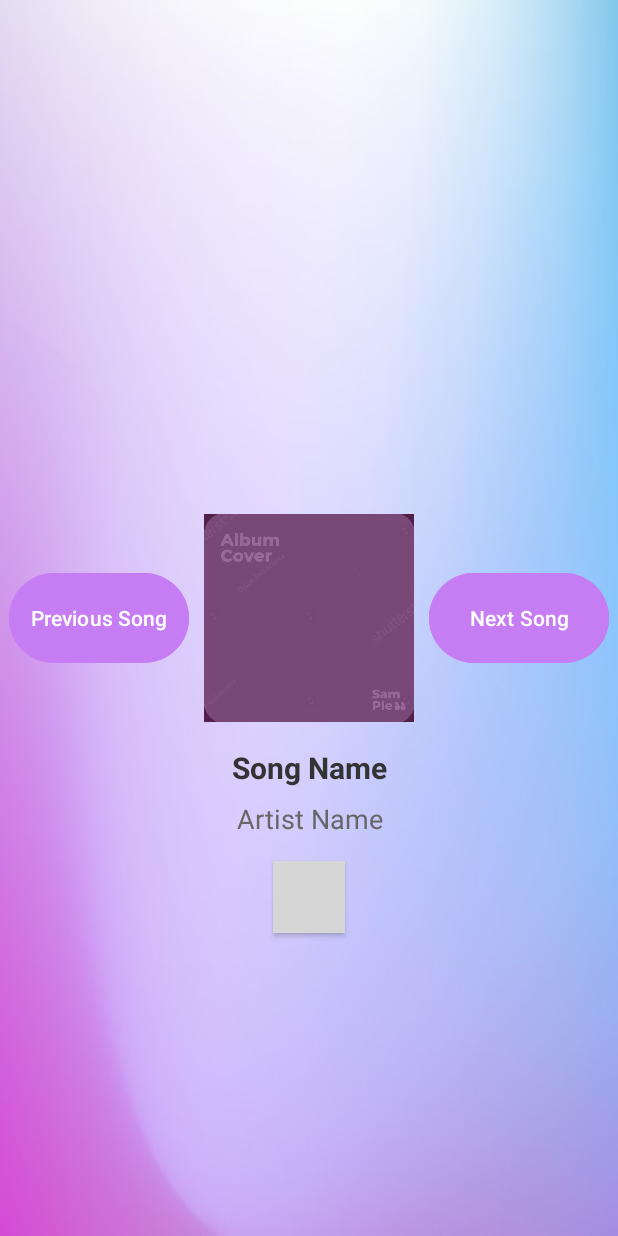
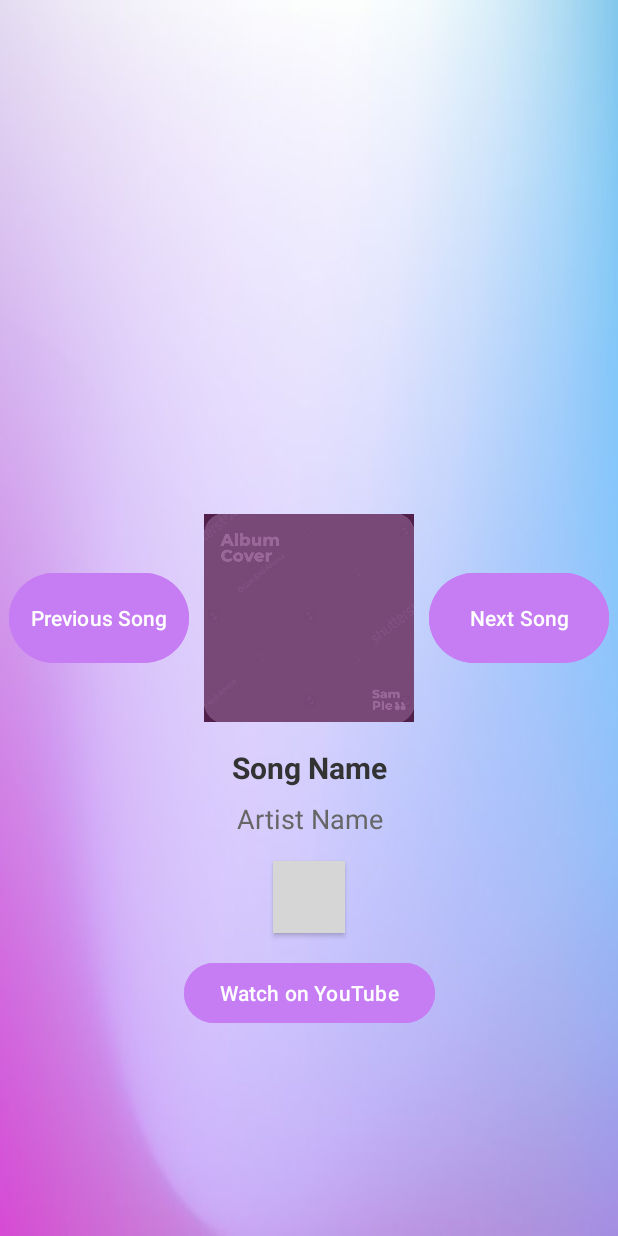
Before and after one commit to Evelyne03/SoundScape, an Android app: the RelatedSongsActivity screen opened directly, with no data from a screen before it, on a phone screen of 412 x 824 dp. Run offline under Robolectric (Android 15) with nearby library versions, the phone set to English and light mode, and no system bars; 1 statement that could not run was skipped.

Commit message:
Implemented Youtube functionality

```diff
--- a/app/src/main/java/com/example/soundscape/Recommendation.kt
+++ b/app/src/main/java/com/example/soundscape/Recommendation.kt
@@ -3,7 +3,11 @@ package com.example.soundscape
 import android.os.Parcel
 import android.os.Parcelable
 
-data class Recommendation(val song: String, val artist: String, var isFavorited: Boolean ): Parcelable {
+data class Recommendation(
+    val song: String,
+    val artist: String,
+    var isFavorited: Boolean,
+) : Parcelable {
     constructor(parcel: Parcel) : this(
         parcel.readString().toString(),
         parcel.readString().toString(),
--- a/app/src/main/res/layout/related_songs_activity.xml
+++ b/app/src/main/res/layout/related_songs_activity.xml
@@ -1,5 +1,6 @@
 <?xml version="1.0" encoding="utf-8"?>
-<androidx.constraintlayout.widget.ConstraintLayout xmlns:android="http://schemas.android.com/apk/res/android"
+<androidx.constraintlayout.widget.ConstraintLayout
+    xmlns:android="http://schemas.android.com/apk/res/android"
     xmlns:app="http://schemas.android.com/apk/res-auto"
     xmlns:tools="http://schemas.android.com/tools"
     android:id="@+id/main"
@@ -86,4 +87,19 @@
         android:layout_marginStart="10dp"
         android:backgroundTint="@color/purple_200"
         android:textColor="@color/button_text"/>
+
+
+    <com.google.android.material.button.MaterialButton
+        android:id="@+id/youtubeButton"
+        android:layout_width="wrap_content"
+        android:layout_height="wrap_content"
+        android:text="Watch on YouTube"
+        app:layout_constraintTop_toBottomOf="@+id/favoriteButton"
+        app:layout_constraintStart_toStartOf="parent"
+        app:layout_constraintEnd_toEndOf="parent"
+        android:layout_marginTop="16dp"
+        android:backgroundTint="@color/purple_200"
+        android:textColor="@color/button_text"/>
+
+
 </androidx.constraintlayout.widget.ConstraintLayout>
```
Also changed, not shown: app/src/main/java/com/example/soundscape/RelatedSongsActivity.kt (+13 -99 lines), app/src/main/res/drawable/youtube_button.png (added).
